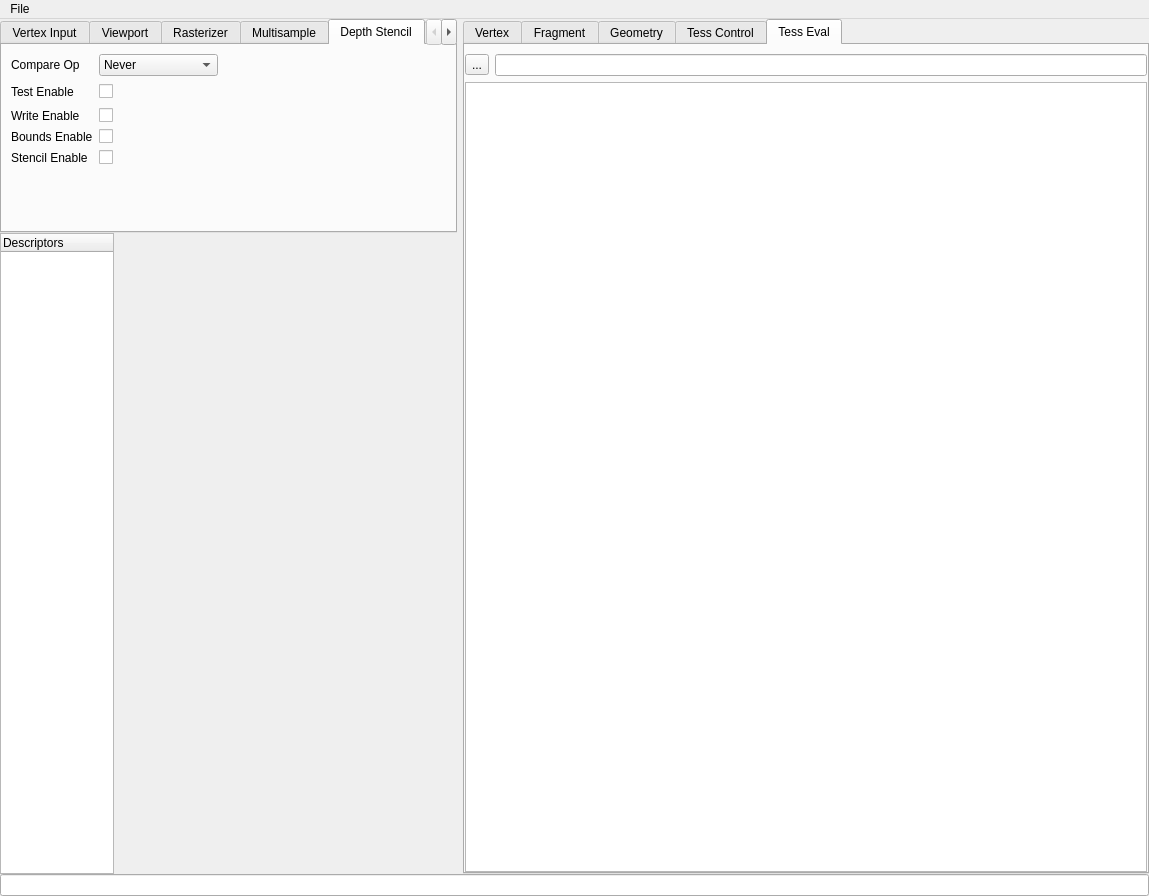
Before: the Qt Designer form Vulkan-Pipeline-Assistant/mainwindow.ui in Untitled-Games/Vulkan-Pipeline-Assistant, drawn with Qt 5.
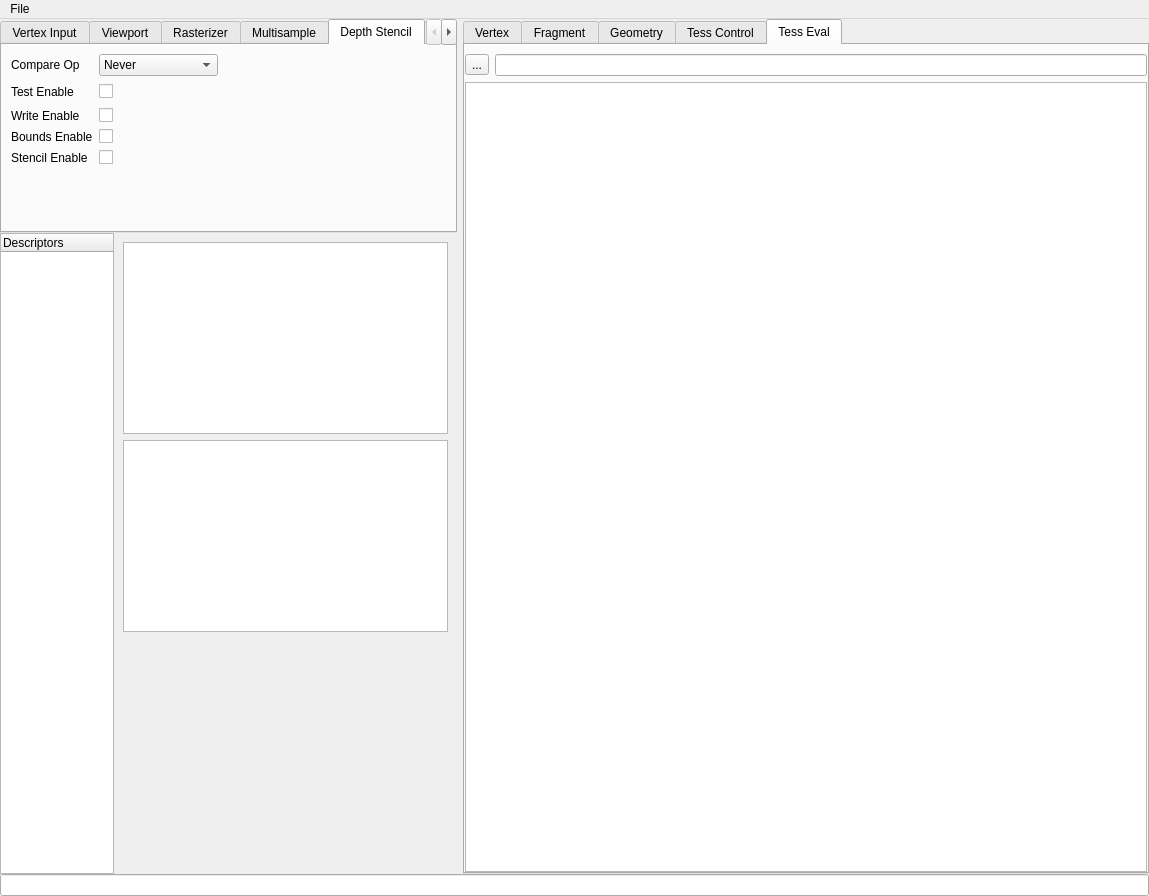
After: the same form once the commit is applied.

Commit message: New descriptor widget layout and impl

Patch:
```diff
--- a/Vulkan-Pipeline-Assistant/mainwindow.ui
+++ b/Vulkan-Pipeline-Assistant/mainwindow.ui
@@ -228,8 +228,17 @@
           </column>
          </widget>
         </item>
-        <item>
-         <widget class="QWidget" name="gwDescriptorContainer" native="true"/>
+        <item alignment="Qt::AlignTop">
+         <widget class="QWidget" name="gwDescriptorContainer" native="true">
+          <layout class="QVBoxLayout" name="verticalLayout_6">
+           <item>
+            <widget class="QTextEdit" name="gtxDescriptorGroupInfo"/>
+           </item>
+           <item>
+            <widget class="QTextEdit" name="gtxDescriptorTypeInfo"/>
+           </item>
+          </layout>
+         </widget>
         </item>
        </layout>
       </item>
```
Left out of the diff: 2 changed lines with no effect on the pictures. The commit also changes 32 other files.
